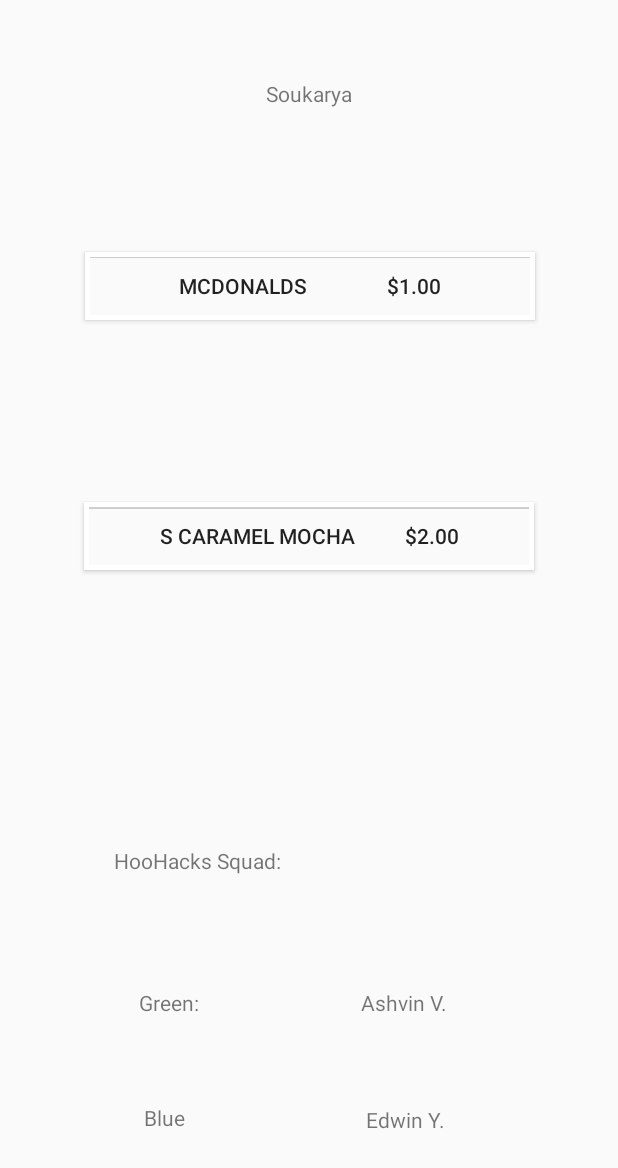
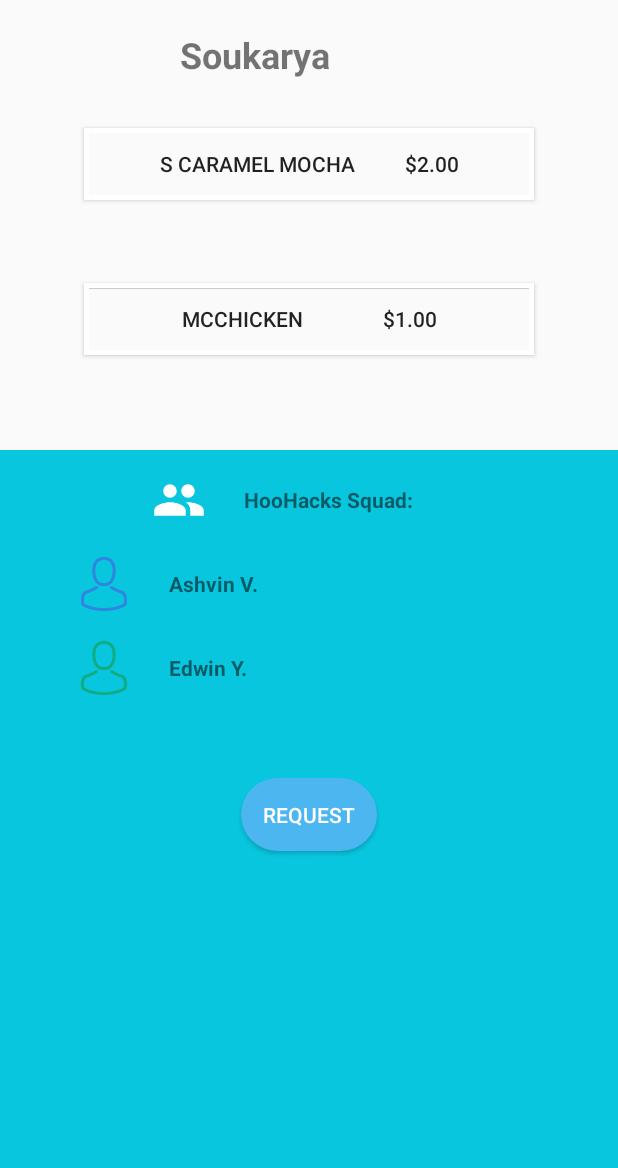
Before and after one commit to soukaryag/Split, an Android app: the ResultsActivity screen opened directly, with no data from a screen before it, on a phone screen of 412 x 824 dp. Shown: the top 1168 px of the screen. Run offline under Robolectric (Android 15) with nearby library versions, the phone set to English and light mode, and no system bars; 5 statements that could not run were skipped.

Commit message:
design changes

```diff
--- a/receipts/app/src/main/java/com/example/ashvin/receipts/FinalActivity.java
+++ b/receipts/app/src/main/java/com/example/ashvin/receipts/FinalActivity.java
@@ -40,18 +40,21 @@ public class FinalActivity extends Activity {
     }
     private void randomSet(PieView pieView){
         ArrayList<PieHelper> pieHelperArrayList = new ArrayList<PieHelper>();
-        ArrayList<Integer> intList = new ArrayList<Integer>();
-        int totalNum = (int) (5*Math.random()) + 5;
+//        ArrayList<Integer> intList = new ArrayList<Integer>();
+//        int totalNum = (int) (5*Math.random()) + 5;
+//
+//        int totalInt = 0;
+//        for(int i=0; i<totalNum; i++){
+//            int ranInt = (int)(Math.random()*10)+1;
+//            intList.add(ranInt);
+//            totalInt += ranInt;
+//        }
+//        for(int i=0; i<totalNum; i++){
+//            pieHelperArrayList.add(new PieHelper(100f*intList.get(i)/totalInt));
+//        }
 
-        int totalInt = 0;
-        for(int i=0; i<totalNum; i++){
-            int ranInt = (int)(Math.random()*10)+1;
-            intList.add(ranInt);
-            totalInt += ranInt;
-        }
-        for(int i=0; i<totalNum; i++){
-            pieHelperArrayList.add(new PieHelper(100f*intList.get(i)/totalInt));
-        }
+        pieHelperArrayList.add(new PieHelper(1/3));
+        pieHelperArrayList.add(new PieHelper(2/3));
 
         pieView.selectedPie(PieView.NO_SELECTED_INDEX);
         pieView.showPercentLabel(true);
@@ -60,11 +63,8 @@ public class FinalActivity extends Activity {
 
     private void set(PieView pieView){
         ArrayList<PieHelper> pieHelperArrayList = new ArrayList<PieHelper>();
-        pieHelperArrayList.add(new PieHelper(20, Color.BLACK));
-        pieHelperArrayList.add(new PieHelper(6));
-        pieHelperArrayList.add(new PieHelper(30));
-        pieHelperArrayList.add(new PieHelper(12));
-        pieHelperArrayList.add(new PieHelper(32));
+        pieHelperArrayList.add(new PieHelper(66, Color.rgb(46, 134, 222)));
+        pieHelperArrayList.add(new PieHelper(34, Color.rgb(16, 172, 132)));
 
         pieView.setDate(pieHelperArrayList);
         pieView.setOnPieClickListener(new PieView.OnPieClickListener() {
--- a/receipts/app/src/main/java/com/example/ashvin/receipts/ResultsActivity.java
+++ b/receipts/app/src/main/java/com/example/ashvin/receipts/ResultsActivity.java
@@ -61,7 +61,7 @@ public class ResultsActivity extends AppCompatActivity {
         name.setText("Soukarya");
 
         final Button item1 = (Button) findViewById(R.id.item1);
-        item1.setText("McDonalds                $1.00");
+        item1.setText("McChicken                $1.00");
         item1.setBackground(updateButtonBorder1());
         item1.setOnClickListener(new View.OnClickListener() {
             @Override
@@ -82,14 +82,23 @@ public class ResultsActivity extends AppCompatActivity {
             }
         });
 
+        final Button req = (Button) findViewById(R.id.button_request);
+        req.setOnClickListener(new View.OnClickListener() {
+            @Override
+            public void onClick(View view) {
+            Intent intent = new Intent(getApplicationContext(), FinalActivity.class);
+            startActivity(intent);
+            }
+        });
+
         TextView groupName = (TextView) findViewById(R.id.group_name);
         groupName.setText("HooHacks Squad:");
 
-        TextView color1 = (TextView) findViewById(R.id.color1);
-        color1.setText("Green:");
-
-        TextView color2 = (TextView) findViewById(R.id.color2);
-        color2.setText("Blue");
+//        TextView color1 = (TextView) findViewById(R.id.color1);
+//        color1.setText("Green:");
+//
+//        TextView color2 = (TextView) findViewById(R.id.color2);
+//        color2.setText("Blue");
 
         TextView member1 = (TextView) findViewById(R.id.member1);
         member1.setText("Ashvin V.");
--- /dev/null
+++ b/receipts/app/src/main/res/drawable/ic_avatar_blue.xml
@@ -0,0 +1,5 @@
+<vector android:height="128dp" android:viewportHeight="482.9"
+    android:viewportWidth="482.9" android:width="128dp" xmlns:android="http://schemas.android.com/apk/res/android">
+    <path android:fillColor="#2e86de" android:pathData="M239.7,260.2c0.5,0 1,0 1.6,0c0.2,0 0.4,0 0.6,0c0.3,0 0.7,0 1,0c29.3,-0.5 53,-10.8 70.5,-30.5c38.5,-43.4 32.1,-117.8 31.4,-124.9c-2.5,-53.3 -27.7,-78.8 -48.5,-90.7C280.8,5.2 262.7,0.4 242.5,0h-0.7c-0.1,0 -0.3,0 -0.4,0h-0.6c-11.1,0 -32.9,1.8 -53.8,13.7c-21,11.9 -46.6,37.4 -49.1,91.1c-0.7,7.1 -7.1,81.5 31.4,124.9C186.7,249.4 210.4,259.7 239.7,260.2zM164.6,107.3c0,-0.3 0.1,-0.6 0.1,-0.8c3.3,-71.7 54.2,-79.4 76,-79.4h0.4c0.2,0 0.5,0 0.8,0c27,0.6 72.9,11.6 76,79.4c0,0.3 0,0.6 0.1,0.8c0.1,0.7 7.1,68.7 -24.7,104.5c-12.6,14.2 -29.4,21.2 -51.5,21.4c-0.2,0 -0.3,0 -0.5,0l0,0c-0.2,0 -0.3,0 -0.5,0c-22,-0.2 -38.9,-7.2 -51.4,-21.4C157.7,176.2 164.5,107.9 164.6,107.3z"/>
+    <path android:fillColor="#2e86de" android:pathData="M446.8,383.6c0,-0.1 0,-0.2 0,-0.3c0,-0.8 -0.1,-1.6 -0.1,-2.5c-0.6,-19.8 -1.9,-66.1 -45.3,-80.9c-0.3,-0.1 -0.7,-0.2 -1,-0.3c-45.1,-11.5 -82.6,-37.5 -83,-37.8c-6.1,-4.3 -14.5,-2.8 -18.8,3.3c-4.3,6.1 -2.8,14.5 3.3,18.8c1.7,1.2 41.5,28.9 91.3,41.7c23.3,8.3 25.9,33.2 26.6,56c0,0.9 0,1.7 0.1,2.5c0.1,9 -0.5,22.9 -2.1,30.9c-16.2,9.2 -79.7,41 -176.3,41c-96.2,0 -160.1,-31.9 -176.4,-41.1c-1.6,-8 -2.3,-21.9 -2.1,-30.9c0,-0.8 0.1,-1.6 0.1,-2.5c0.7,-22.8 3.3,-47.7 26.6,-56c49.8,-12.8 89.6,-40.6 91.3,-41.7c6.1,-4.3 7.6,-12.7 3.3,-18.8c-4.3,-6.1 -12.7,-7.6 -18.8,-3.3c-0.4,0.3 -37.7,26.3 -83,37.8c-0.4,0.1 -0.7,0.2 -1,0.3c-43.4,14.9 -44.7,61.2 -45.3,80.9c0,0.9 0,1.7 -0.1,2.5c0,0.1 0,0.2 0,0.3c-0.1,5.2 -0.2,31.9 5.1,45.3c1,2.6 2.8,4.8 5.2,6.3c3,2 74.9,47.8 195.2,47.8s192.2,-45.9 195.2,-47.8c2.3,-1.5 4.2,-3.7 5.2,-6.3C447,415.5 446.9,388.8 446.8,383.6z"/>
+</vector>
--- /dev/null
+++ b/receipts/app/src/main/res/drawable/ic_avatar_green.xml
@@ -0,0 +1,5 @@
+<vector android:height="128dp" android:viewportHeight="482.9"
+    android:viewportWidth="482.9" android:width="128dp" xmlns:android="http://schemas.android.com/apk/res/android">
+    <path android:fillColor="#10ac84" android:pathData="M239.7,260.2c0.5,0 1,0 1.6,0c0.2,0 0.4,0 0.6,0c0.3,0 0.7,0 1,0c29.3,-0.5 53,-10.8 70.5,-30.5c38.5,-43.4 32.1,-117.8 31.4,-124.9c-2.5,-53.3 -27.7,-78.8 -48.5,-90.7C280.8,5.2 262.7,0.4 242.5,0h-0.7c-0.1,0 -0.3,0 -0.4,0h-0.6c-11.1,0 -32.9,1.8 -53.8,13.7c-21,11.9 -46.6,37.4 -49.1,91.1c-0.7,7.1 -7.1,81.5 31.4,124.9C186.7,249.4 210.4,259.7 239.7,260.2zM164.6,107.3c0,-0.3 0.1,-0.6 0.1,-0.8c3.3,-71.7 54.2,-79.4 76,-79.4h0.4c0.2,0 0.5,0 0.8,0c27,0.6 72.9,11.6 76,79.4c0,0.3 0,0.6 0.1,0.8c0.1,0.7 7.1,68.7 -24.7,104.5c-12.6,14.2 -29.4,21.2 -51.5,21.4c-0.2,0 -0.3,0 -0.5,0l0,0c-0.2,0 -0.3,0 -0.5,0c-22,-0.2 -38.9,-7.2 -51.4,-21.4C157.7,176.2 164.5,107.9 164.6,107.3z"/>
+    <path android:fillColor="#10ac84" android:pathData="M446.8,383.6c0,-0.1 0,-0.2 0,-0.3c0,-0.8 -0.1,-1.6 -0.1,-2.5c-0.6,-19.8 -1.9,-66.1 -45.3,-80.9c-0.3,-0.1 -0.7,-0.2 -1,-0.3c-45.1,-11.5 -82.6,-37.5 -83,-37.8c-6.1,-4.3 -14.5,-2.8 -18.8,3.3c-4.3,6.1 -2.8,14.5 3.3,18.8c1.7,1.2 41.5,28.9 91.3,41.7c23.3,8.3 25.9,33.2 26.6,56c0,0.9 0,1.7 0.1,2.5c0.1,9 -0.5,22.9 -2.1,30.9c-16.2,9.2 -79.7,41 -176.3,41c-96.2,0 -160.1,-31.9 -176.4,-41.1c-1.6,-8 -2.3,-21.9 -2.1,-30.9c0,-0.8 0.1,-1.6 0.1,-2.5c0.7,-22.8 3.3,-47.7 26.6,-56c49.8,-12.8 89.6,-40.6 91.3,-41.7c6.1,-4.3 7.6,-12.7 3.3,-18.8c-4.3,-6.1 -12.7,-7.6 -18.8,-3.3c-0.4,0.3 -37.7,26.3 -83,37.8c-0.4,0.1 -0.7,0.2 -1,0.3c-43.4,14.9 -44.7,61.2 -45.3,80.9c0,0.9 0,1.7 -0.1,2.5c0,0.1 0,0.2 0,0.3c-0.1,5.2 -0.2,31.9 5.1,45.3c1,2.6 2.8,4.8 5.2,6.3c3,2 74.9,47.8 195.2,47.8s192.2,-45.9 195.2,-47.8c2.3,-1.5 4.2,-3.7 5.2,-6.3C447,415.5 446.9,388.8 446.8,383.6z"/>
+</vector>
--- /dev/null
+++ b/receipts/app/src/main/res/drawable/ic_group_white_24dp.xml
@@ -0,0 +1,9 @@
+<vector xmlns:android="http://schemas.android.com/apk/res/android"
+    android:width="24dp"
+    android:height="24dp"
+    android:viewportHeight="24.0"
+    android:viewportWidth="24.0">
+    <path
+        android:fillColor="#FFFFFF"
+        android:pathData="M16,11c1.66,0 2.99,-1.34 2.99,-3S17.66,5 16,5c-1.66,0 -3,1.34 -3,3s1.34,3 3,3zM8,11c1.66,0 2.99,-1.34 2.99,-3S9.66,5 8,5C6.34,5 5,6.34 5,8s1.34,3 3,3zM8,13c-2.33,0 -7,1.17 -7,3.5L1,19h14v-2.5c0,-2.33 -4.67,-3.5 -7,-3.5zM16,13c-0.29,0 -0.62,0.02 -0.97,0.05 1.16,0.84 1.97,1.97 1.97,3.45L17,19h6v-2.5c0,-2.33 -4.67,-3.5 -7,-3.5z"/>
+</vector>
--- a/receipts/app/src/main/res/layout/activity_final.xml
+++ b/receipts/app/src/main/res/layout/activity_final.xml
@@ -68,7 +68,7 @@
                     <TextView
                         android:layout_width="wrap_content"
                         android:layout_height="wrap_content"
-                        android:text="$146.21"
+                        android:text="$3.28"
                         android:textStyle="bold"
                         android:textSize="20sp"
                         android:paddingTop="10dp"
@@ -90,7 +90,7 @@
                     <TextView
                         android:layout_width="wrap_content"
                         android:layout_height="wrap_content"
-                        android:text="$100.00"
+                        android:text="$3.00"
                         android:textStyle="bold"
                         android:textSize="20sp"
                         android:paddingTop="10dp"
@@ -112,7 +112,7 @@
                     <TextView
                         android:layout_width="wrap_content"
                         android:layout_height="wrap_content"
-                        android:text="$46.21"
+                        android:text="$0.28"
                         android:textStyle="bold"
                         android:textSize="20sp"
                         android:paddingTop="10dp"
@@ -148,7 +148,7 @@
         android:layout_gravity="center_horizontal"
         android:layout_width="wrap_content"
         android:layout_height="wrap_content"
-        android:text="Home"/>
+        android:text="Complete"/>
 
 
 
--- a/receipts/app/src/main/res/layout/activity_results.xml
+++ b/receipts/app/src/main/res/layout/activity_results.xml
@@ -1,147 +1,138 @@
 <?xml version="1.0" encoding="utf-8"?>
-<android.support.constraint.ConstraintLayout xmlns:android="http://schemas.android.com/apk/res/android"
+<LinearLayout xmlns:android="http://schemas.android.com/apk/res/android"
     xmlns:app="http://schemas.android.com/apk/res-auto"
     xmlns:tools="http://schemas.android.com/tools"
-    android:id="@+id/layout"
     android:layout_width="match_parent"
-    android:layout_height="match_parent">
+    android:layout_height="match_parent"
+    tools:context="com.example.ashvin.receipts.MainActivity"
+    android:background="@color/startblue"
+    android:orientation="vertical">
 
-    <Button
-        android:id="@+id/item2"
-        android:layout_width="300dp"
-        android:layout_height="45dp"
-        android:layout_marginStart="8dp"
-        android:layout_marginLeft="8dp"
-        android:layout_marginTop="8dp"
-        android:layout_marginEnd="8dp"
-        android:layout_marginRight="8dp"
-        android:layout_marginBottom="8dp"
-        app:layout_constraintBottom_toBottomOf="parent"
-        app:layout_constraintEnd_toEndOf="parent"
-        app:layout_constraintStart_toStartOf="parent"
-        app:layout_constraintTop_toTopOf="parent"
-        app:layout_constraintVertical_bias="0.428" />
+    <RelativeLayout
+        android:background="@color/graylight"
+        android:layout_width="match_parent"
+        android:layout_height="300dp">
 
         <TextView
             android:id="@+id/person_id"
             android:layout_width="wrap_content"
             android:layout_height="wrap_content"
-        android:layout_marginStart="8dp"
-        android:layout_marginLeft="8dp"
-        android:layout_marginTop="16dp"
-        android:layout_marginEnd="8dp"
-        android:layout_marginRight="8dp"
-        android:layout_marginBottom="8dp"
-        android:text="asdfasdfa"
-        app:layout_constraintBottom_toBottomOf="parent"
-        app:layout_constraintEnd_toEndOf="parent"
-        app:layout_constraintStart_toStartOf="parent"
-        app:layout_constraintTop_toTopOf="parent"
-        app:layout_constraintVertical_bias="0.047" />
+            android:layout_gravity="center_horizontal"
+            android:paddingLeft="120dp"
+            android:paddingTop="20dp"
+            android:text="Soukarya Ghosh"
+            android:textSize="24sp"
+            android:textStyle="bold" />
 
-    <TextView
-        android:id="@+id/group_name"
-        android:layout_width="wrap_content"
-        android:layout_height="wrap_content"
-        android:layout_marginTop="8dp"
-        android:layout_marginEnd="8dp"
-        android:layout_marginRight="8dp"
-        android:layout_marginBottom="8dp"
-        android:text="asdfasdf"
-        app:layout_constraintBottom_toBottomOf="parent"
-        app:layout_constraintEnd_toEndOf="parent"
-        app:layout_constraintHorizontal_bias="0.259"
-        app:layout_constraintStart_toStartOf="parent"
-        app:layout_constraintTop_toTopOf="parent"
-        app:layout_constraintVertical_bias="0.705" />
+        <LinearLayout
+            android:layout_width="match_parent"
+            android:layout_height="350dp"
+            android:orientation="vertical">
 
-    <TextView
-        android:id="@+id/color1"
-        android:layout_width="wrap_content"
-        android:layout_height="wrap_content"
-        android:layout_marginStart="8dp"
-        android:layout_marginLeft="8dp"
-        android:layout_marginTop="8dp"
-        android:layout_marginEnd="8dp"
-        android:layout_marginRight="8dp"
-        android:layout_marginBottom="8dp"
-        android:text="asdfadsf"
-        app:layout_constraintBottom_toBottomOf="parent"
-        app:layout_constraintEnd_toEndOf="parent"
-        app:layout_constraintHorizontal_bias="0.238"
-        app:layout_constraintStart_toStartOf="parent"
-        app:layout_constraintTop_toTopOf="parent"
-        app:layout_constraintVertical_bias="0.825" />
 
-    <TextView
-        android:id="@+id/color2"
-        android:layout_width="wrap_content"
-        android:layout_height="wrap_content"
-        android:layout_marginStart="8dp"
-        android:layout_marginLeft="8dp"
-        android:layout_marginTop="8dp"
-        android:layout_marginEnd="8dp"
-        android:layout_marginRight="8dp"
-        android:layout_marginBottom="8dp"
-        android:text="asdfasdf"
-        app:layout_constraintBottom_toBottomOf="parent"
-        app:layout_constraintEnd_toEndOf="parent"
-        app:layout_constraintHorizontal_bias="0.238"
-        app:layout_constraintStart_toStartOf="parent"
-        app:layout_constraintTop_toTopOf="parent"
-        app:layout_constraintVertical_bias="0.922" />
-
-    <TextView
-        android:id="@+id/member1"
-        android:layout_width="wrap_content"
-        android:layout_height="wrap_content"
-        android:layout_marginStart="8dp"
-        android:layout_marginLeft="8dp"
-        android:layout_marginTop="8dp"
-        android:layout_marginEnd="8dp"
-        android:layout_marginRight="8dp"
-        android:layout_marginBottom="8dp"
-        android:text="asdfasdf"
-        app:layout_constraintBottom_toBottomOf="parent"
-        app:layout_constraintEnd_toEndOf="parent"
-        app:layout_constraintHorizontal_bias="0.687"
-        app:layout_constraintStart_toStartOf="parent"
-        app:layout_constraintTop_toTopOf="parent"
-        app:layout_constraintVertical_bias="0.825" />
-
-    <TextView
-        android:id="@+id/member2"
-        android:layout_width="wrap_content"
-        android:layout_height="wrap_content"
-        android:layout_marginStart="8dp"
-        android:layout_marginLeft="8dp"
-        android:layout_marginTop="8dp"
-        android:layout_marginEnd="8dp"
-        android:layout_marginRight="8dp"
-        android:layout_marginBottom="8dp"
-        android:text="asdfasdf"
-        app:layout_constraintBottom_toBottomOf="parent"
-        app:layout_constraintEnd_toEndOf="parent"
-        app:layout_constraintHorizontal_bias="0.687"
-        app:layout_constraintStart_toStartOf="parent"
-        app:layout_constraintTop_toTopOf="parent"
-        app:layout_constraintVertical_bias="0.924" />
+            <Button
+                android:id="@+id/item2"
+                android:layout_marginTop="85dp"
+                android:layout_width="300dp"
+                android:layout_gravity="center_horizontal"
+                android:layout_height="wrap_content"/>
 
             <Button
                 android:id="@+id/item1"
+                android:layout_marginTop="55dp"
                 android:layout_width="300dp"
-        android:layout_height="45dp"
-        android:layout_marginStart="8dp"
-        android:layout_marginLeft="8dp"
-        android:layout_marginTop="8dp"
-        android:layout_marginEnd="8dp"
-        android:layout_marginRight="8dp"
-        android:layout_marginBottom="8dp"
-        app:layout_constraintBottom_toBottomOf="parent"
-        app:layout_constraintEnd_toEndOf="parent"
-        app:layout_constraintHorizontal_bias="0.507"
-        app:layout_constraintStart_toStartOf="parent"
-        app:layout_constraintTop_toTopOf="parent"
-        app:layout_constraintVertical_bias="0.21" />
+                android:layout_gravity="center_horizontal"
+                android:layout_height="wrap_content" />
 
-</android.support.constraint.ConstraintLayout>
+
+
+        </LinearLayout>
+
+
+
+    </RelativeLayout>
+
+    <LinearLayout
+        android:layout_width="360dp"
+        android:layout_height="wrap_content"
+        android:orientation="vertical"
+        android:layout_gravity="center"
+        android:layout_marginTop="15dp">
+
+        <LinearLayout
+            android:orientation="horizontal"
+            android:paddingLeft="75dp"
+            android:layout_width="match_parent"
+
+            android:layout_height="wrap_content">
+            <ImageView
+                android:layout_width="36dp"
+
+                android:layout_height="36dp"
+                android:src="@drawable/ic_group_white_24dp"/>
+            <TextView
+                android:id="@+id/group_name"
+                android:textStyle="bold"
+                android:layout_gravity="center_vertical"
+                android:layout_width="wrap_content"
+                android:layout_height="wrap_content"
+                android:paddingLeft="25dp"
+                android:text="GroupName"/>
+        </LinearLayout>
+
+        <LinearLayout
+            android:orientation="horizontal"
+            android:paddingLeft="25dp"
+            android:layout_marginTop="20dp"
+            android:layout_width="match_parent"
+            android:layout_height="wrap_content">
+
+            <ImageView
+                android:layout_width="36dp"
+                android:layout_height="36dp"
+                android:src="@drawable/ic_avatar_blue" />
+            <TextView
+                android:id="@+id/member1"
+                android:textStyle="bold"
+                android:layout_gravity="center_vertical"
+                android:layout_width="wrap_content"
+                android:layout_height="wrap_content"
+                android:paddingLeft="25dp"
+                android:text="Payer #1"/>
+        </LinearLayout>
+
+        <LinearLayout
+            android:orientation="horizontal"
+            android:layout_marginTop="20dp"
+            android:paddingLeft="25dp"
+            android:layout_width="match_parent"
+            android:layout_height="wrap_content">
+            <ImageView
+                android:layout_width="36dp"
+                android:layout_height="36dp"
+                android:src="@drawable/ic_avatar_green"/>
+            <TextView
+                android:id="@+id/member2"
+                android:textStyle="bold"
+                android:layout_gravity="center_vertical"
+                android:layout_width="wrap_content"
+                android:layout_height="wrap_content"
+                android:paddingLeft="25dp"
+                android:text="Payer #2"/>
+
+        </LinearLayout>
+    </LinearLayout>
+
+    <Button
+        android:id="@+id/button_request"
+        android:textColor="#fff"
+        android:background="@drawable/buttonstyle"
+        android:layout_marginTop="55dp"
+        android:layout_gravity="center_horizontal"
+        android:layout_width="wrap_content"
+        android:layout_height="wrap_content"
+        android:text="Request"/>
+
+
+
+</LinearLayout>
```
Lines whose indentation alone changed are shown as unchanged.
